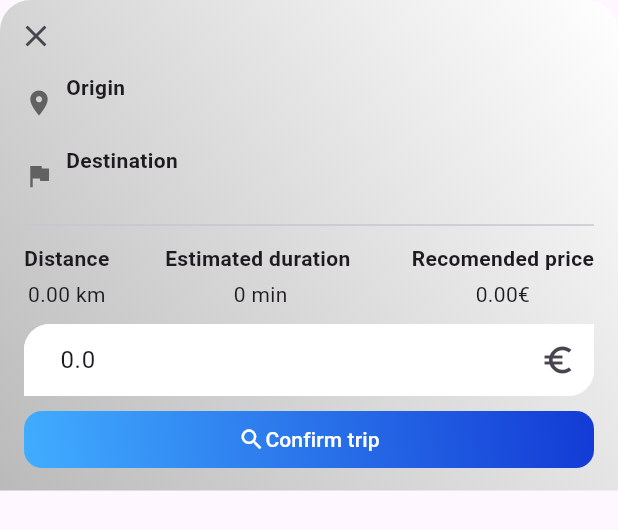
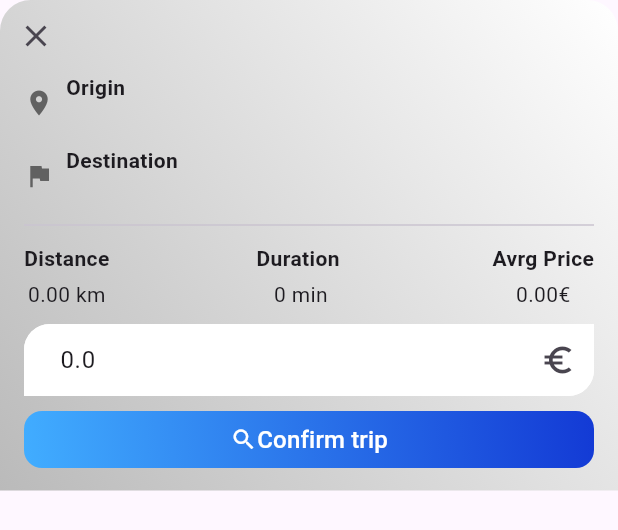
Before and after one commit to neyen-s/inDriver-uber-clone, a Flutter app: the TripSummaryCard widget shown alone on an empty page, opened directly with empty values, on a phone screen of 412 x 824 dp. Shown: the top 530 px of the screen. Run offline on Flutter 3.47's test engine with Material 3 defaults, Android fonts, the phone set to English and light mode, and no system bars; our stand-ins replace bloc, dartz, device_preview, equatable, flutter_bloc, flutter_screenutil and 9 more; missing offline and left inert: flutter_polyline_points; accounts and stored records are empty.

```diff
--- a/lib/src/client/presentation/pages/map/widgets/trip_summary_card.dart
+++ b/lib/src/client/presentation/pages/map/widgets/trip_summary_card.dart
@@ -101,11 +101,11 @@ class _TripSummaryCardState extends State<TripSummaryCard> {
                         '${widget.distanceInKm.toStringAsFixed(2)} km',
                       ),
                       _infoColumn(
-                        'Estimated duration ',
+                        'Duration ',
                         _formatDuration(widget.duration),
                       ),
                       _infoColumn(
-                        'Recomended price',
+                        'Avrg Price',
                         '${widget.price.toStringAsFixed(2)}€',
                       ),
                     ],
@@ -152,13 +152,16 @@ class _TripSummaryCardState extends State<TripSummaryCard> {
                       child: Container(
                         height: 38, // puedes ajustar o hacer dinámico
                         alignment: Alignment.center,
-                        child: const Row(
+                        child: Row(
                           mainAxisAlignment: MainAxisAlignment.center,
                           children: [
-                            Icon(Icons.search, color: Colors.white),
+                            const Icon(Icons.search, color: Colors.white),
                             Text(
                               'Confirm trip',
-                              style: TextStyle(color: Colors.white),
+                              style: TextStyle(
+                                color: Colors.white,
+                                fontSize: 14.sp,
+                              ),
                             ),
                           ],
                         ),
```
Also changed, not shown: lib/src/client/presentation/pages/map/bloc/client_map_seeker_bloc.dart (+10 -5 lines), lib/src/client/presentation/pages/map/bloc/client_map_seeker_state.dart (+9 -1 lines), lib/src/client/presentation/pages/map/client_map_seeker_page.dart (+9 -67 lines), lib/src/client/presentation/pages/map/widgets/confirm_route_btn.dart (+6 -3 lines).
